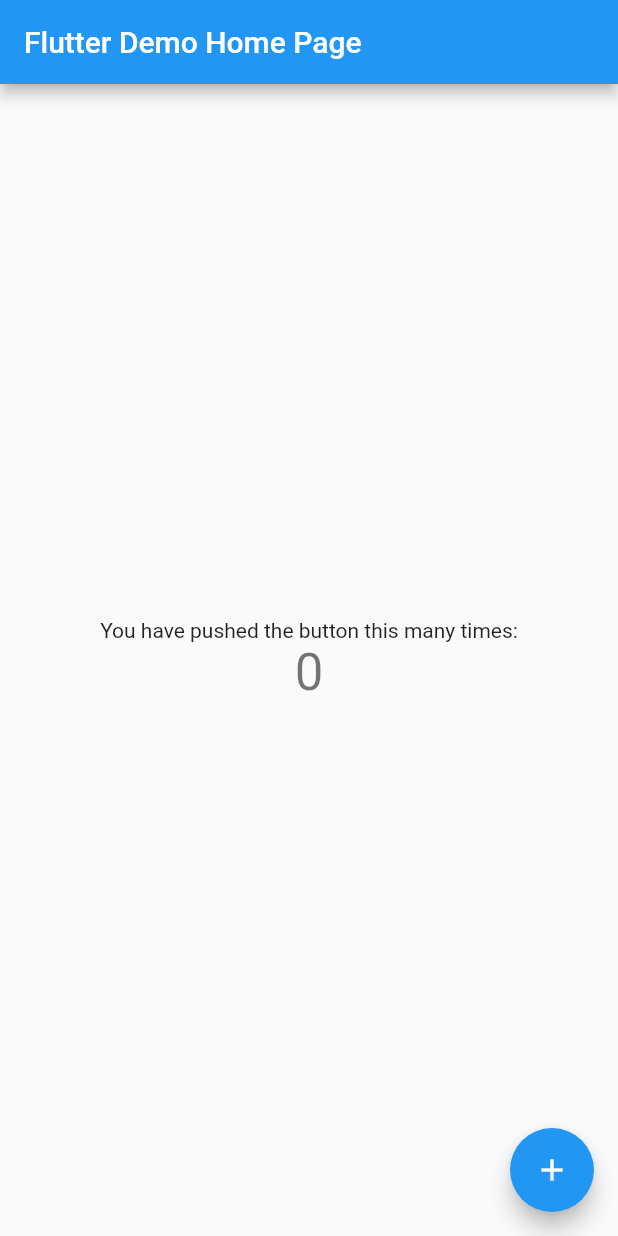
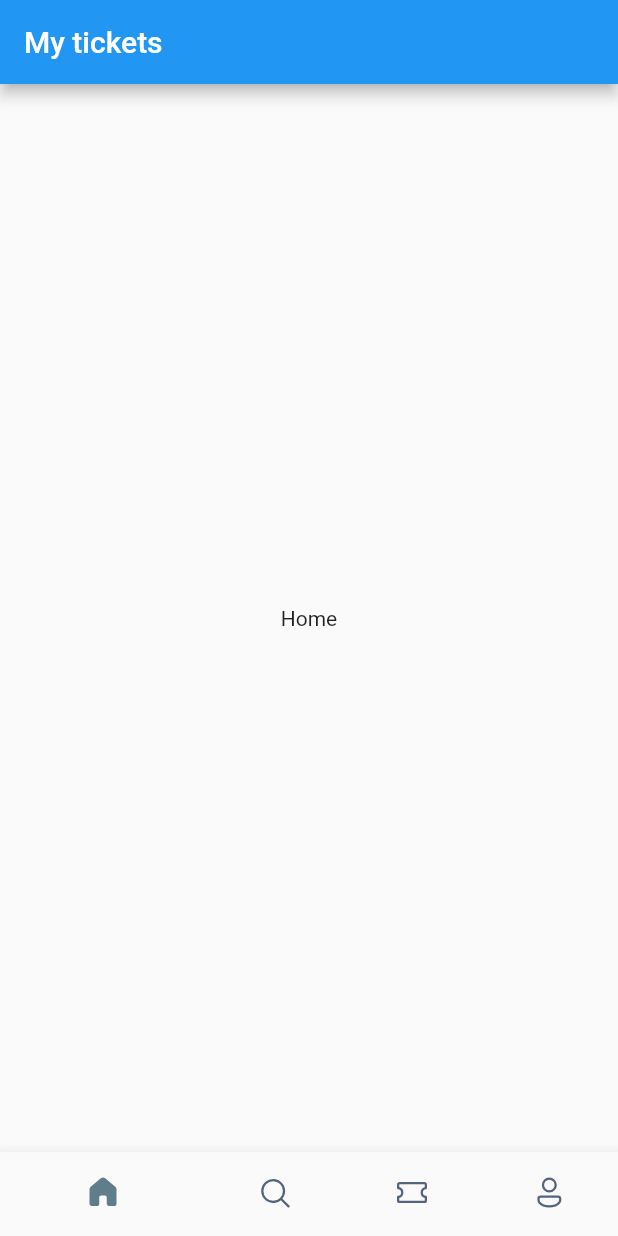
Before and after one commit to Linabousbih/TravelApp, a Flutter app: the screen it shows after launch, on a phone screen of 412 x 824 dp. Run offline on Flutter 3.47's test engine with Material 2 defaults, Android fonts, the phone set to English and light mode, and no system bars; our stand-ins replace fluentui_icons.

Commit message:
Navigation bar

```diff
--- a/lib/main.dart
+++ b/lib/main.dart
@@ -1,3 +1,4 @@
+import 'package:first_one/screens/bottom_bar.dart';
 import 'package:flutter/material.dart';
 
 void main() {
@@ -24,92 +25,7 @@ class MyApp extends StatelessWidget {
         // is not restarted.
         primarySwatch: Colors.blue,
       ),
-      home: const MyHomePage(title: 'Flutter Demo Home Page'),
+      home: const BottomBar(),
     );
   }
 }
-
-class MyHomePage extends StatefulWidget {
-  const MyHomePage({super.key, required this.title});
-
-  // This widget is the home page of your application. It is stateful, meaning
-  // that it has a State object (defined below) that contains fields that affect
-  // how it looks.
-
-  // This class is the configuration for the state. It holds the values (in this
-  // case the title) provided by the parent (in this case the App widget) and
-  // used by the build method of the State. Fields in a Widget subclass are
-  // always marked "final".
-
-  final String title;
-
-  @override
-  State<MyHomePage> createState() => _MyHomePageState();
-}
-
-class _MyHomePageState extends State<MyHomePage> {
-  int _counter = 0;
-
-  void _incrementCounter() {
-    setState(() {
-      // This call to setState tells the Flutter framework that something has
-      // changed in this State, which causes it to rerun the build method below
-      // so that the display can reflect the updated values. If we changed
-      // _counter without calling setState(), then the build method would not be
-      // called again, and so nothing would appear to happen.
-      _counter++;
-    });
-  }
-
-  @override
-  Widget build(BuildContext context) {
-    // This method is rerun every time setState is called, for instance as done
-    // by the _incrementCounter method above.
-    //
-    // The Flutter framework has been optimized to make rerunning build methods
-    // fast, so that you can just rebuild anything that needs updating rather
-    // than having to individually change instances of widgets.
-    return Scaffold(
-      appBar: AppBar(
-        // Here we take the value from the MyHomePage object that was created by
-        // the App.build method, and use it to set our appbar title.
-        title: Text(widget.title),
-      ),
-      body: Center(
-        // Center is a layout widget. It takes a single child and positions it
-        // in the middle of the parent.
-        child: Column(
-          // Column is also a layout widget. It takes a list of children and
-          // arranges them vertically. By default, it sizes itself to fit its
-          // children horizontally, and tries to be as tall as its parent.
-          //
-          // Invoke "debug painting" (press "p" in the console, choose the
-          // "Toggle Debug Paint" action from the Flutter Inspector in Android
-          // Studio, or the "Toggle Debug Paint" command in Visual Studio Code)
-          // to see the wireframe for each widget.
-          //
-          // Column has various properties to control how it sizes itself and
-          // how it positions its children. Here we use mainAxisAlignment to
-          // center the children vertically; the main axis here is the vertical
-          // axis because Columns are vertical (the cross axis would be
-          // horizontal).
-          mainAxisAlignment: MainAxisAlignment.center,
-          children: <Widget>[
-            const Text(
-              'You have pushed the button this many times:',
-            ),
-            Text(
-              '$_counter',
-              style: Theme.of(context).textTheme.headline4,
-            ),
-          ],
-        ),
-      ),
-      floatingActionButton: FloatingActionButton(
-        onPressed: _incrementCounter,
-        tooltip: 'Increment',
-        child: const Icon(Icons.add),
-      ), // This trailing comma makes auto-formatting nicer for build methods.
-    );
-  }
-}
--- /dev/null
+++ b/lib/screens/bottom_bar.dart
@@ -0,0 +1,58 @@
+import 'package:fluentui_icons/fluentui_icons.dart';
+import 'package:flutter/cupertino.dart';
+import 'package:flutter/material.dart';
+
+class BottomBar extends StatefulWidget {
+  const BottomBar({super.key});
+
+  @override
+  State<BottomBar> createState() => _BottomBarState();
+}
+
+class _BottomBarState extends State<BottomBar> {
+
+int _selectedIndex=0;
+
+  static final List<Widget> _widgetOptions = <Widget>[
+    const Text("Home"),
+    const Text("Search"),
+    const Text("Tickets"),
+    const Text("Profile")
+  ];
+
+void _itemTapped(int index){
+  setState((){_selectedIndex=index;});
+}
+
+  @override
+  Widget build(BuildContext context) {
+    return Scaffold(
+      appBar: AppBar(
+        title: Text("My tickets"),
+      ),
+      body: Center(child: _widgetOptions[_selectedIndex]),
+      bottomNavigationBar: BottomNavigationBar(
+        currentIndex: _selectedIndex,
+        onTap: _itemTapped,
+        showSelectedLabels: false,
+        showUnselectedLabels: false,
+        selectedItemColor: Colors.blueGrey,
+        unselectedItemColor: const Color(0xFF526480),
+        items: const [
+        BottomNavigationBarItem(icon: Icon(FluentSystemIcons.ic_fluent_home_regular),
+        label: "Home",
+        activeIcon: Icon(FluentSystemIcons.ic_fluent_home_filled)
+        ),
+        BottomNavigationBarItem(icon: Icon(FluentSystemIcons.ic_fluent_search_regular),
+        label: "Search",
+        activeIcon: Icon(FluentSystemIcons.ic_fluent_search_filled)),
+        BottomNavigationBarItem(icon: Icon(FluentSystemIcons.ic_fluent_ticket_regular),
+        label: "Ticket",
+        activeIcon: Icon(FluentSystemIcons.ic_fluent_ticket_filled)),
+        BottomNavigationBarItem(icon: Icon(FluentSystemIcons.ic_fluent_person_regular),
+        label: "Profile",
+        activeIcon: Icon(FluentSystemIcons.ic_fluent_person_filled))
+      ]),
+    );
+  }
+}
--- a/pubspec.yaml
+++ b/pubspec.yaml
@@ -36,6 +36,7 @@ dependencies:
   # The following adds the Cupertino Icons font to your application.
   # Use with the CupertinoIcons class for iOS style icons.
   cupertino_icons: ^1.0.2
+  fluentui_icons: ^1.0.0
 
 dev_dependencies:
   flutter_test:
```
Also changed, not shown: pubspec.lock.
